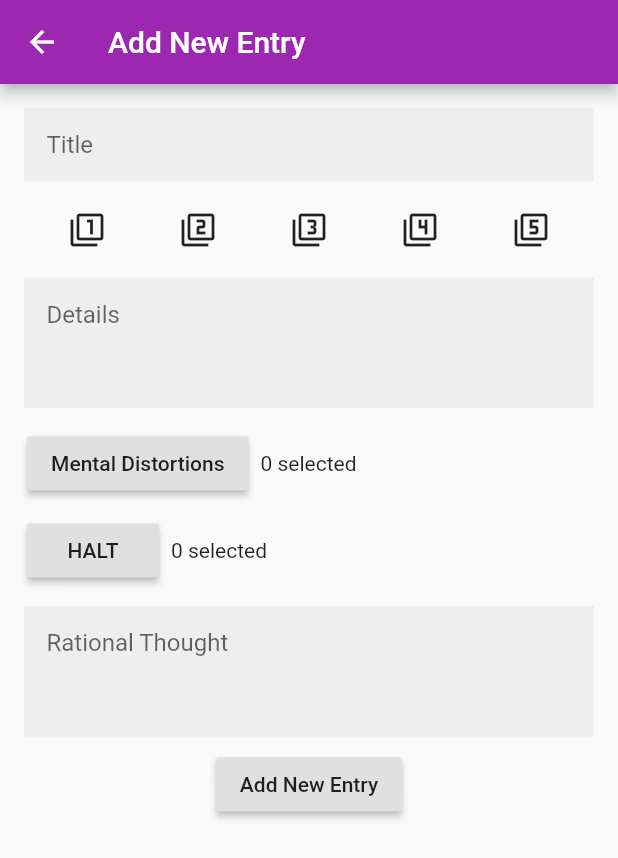
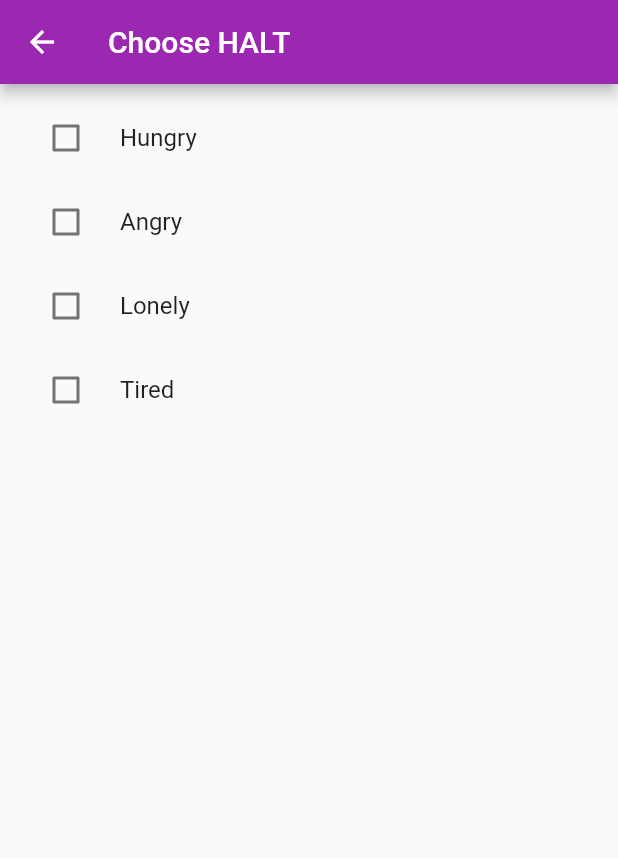
Before and after one commit to rnavroze/simple-thoughts-journal, a Flutter app: the AddNewEntry screen opened directly with empty values, after a tap on "HALT", on a phone screen of 412 x 824 dp. Shown: the top 858 px of the screen. Run offline on Flutter 3.47's test engine with Material 2 defaults, Android fonts, the phone set to English and light mode, and no system bars; our stand-ins replace flutter_markdown.

```diff
--- a/assets/distortions.json
+++ b/assets/distortions.json
@@ -12,13 +12,13 @@
   },
   {
     "id": 2,
-    "name": "Mental Filter",
+    "name": "Mentally Filtering",
     "description": [
       "Only paying attention to certain types of evidence.",
       "",
       "Noticing our failures but not seeing our successes."
     ],
-    "icon": "mental_filter.png"
+    "icon": "mentally_filtering.png"
   },
   {
     "id": 3,
--- /dev/null
+++ b/lib/halt.dart
@@ -0,0 +1,38 @@
+import 'dart:convert';
+
+import 'package:flutter/material.dart';
+
+class HALT extends StatefulWidget {
+  final Function notifyParent;
+  final Map halt;
+
+  HALT({Key key, @required this.notifyParent, @required this.halt}) : super(key: key);
+
+  @override
+  _HALTState createState() => _HALTState();
+}
+
+class _HALTState extends State<HALT> {
+  @override
+  Widget build(BuildContext context) {
+    Map halt = widget.halt;
+
+    return Scaffold(
+        appBar: AppBar(title: Text('Choose HALT')),
+        body: Padding(
+            padding: EdgeInsets.all(8.0),
+            child: Column(children: [
+              ...halt.keys.map((k) => CheckboxListTile(
+                    title: Text(k.toString().substring(0, 1).toUpperCase() + k.toString().substring(1)),
+                    value: halt[k],
+                    onChanged: (newValue) {
+                      setState(() {
+                        halt[k] = newValue;
+                        widget.notifyParent(halt);
+                      });
+                    },
+                    controlAffinity: ListTileControlAffinity.leading, //  <-- leading Checkbox
+                  )),
+            ])));
+  }
+}
--- a/lib/new_entry.dart
+++ b/lib/new_entry.dart
@@ -1,36 +1,42 @@
 import 'package:flutter/foundation.dart';
 import 'package:flutter/material.dart';
+import 'package:mood_journal/halt.dart';
 import 'package:mood_journal/mental_distortions.dart';
 
-class JournalEntry {
-  String title;
-  int level;
-
-  String details;
-  List thoughts;
-  List halt;
-  String rationalThought;
-
-  JournalEntry({this.title, this.level, this.details, this.thoughts, this.halt, this.rationalThought});
-}
+import 'journal_entry.dart';
 
 class AddNewEntry extends StatefulWidget {
   final Function notifyParent;
+  final JournalEntry existingEntry;
 
-  AddNewEntry({Key key, @required this.notifyParent}) : super(key: key);
+  AddNewEntry({Key key, @required this.notifyParent, this.existingEntry}) : super(key: key);
 
   @override
-  _AddNewEntryState createState() => _AddNewEntryState();
+  _AddNewEntryState createState() => _AddNewEntryState(this.existingEntry);
 }
 
 class _AddNewEntryState extends State<AddNewEntry> {
   final _formKey = GlobalKey<FormState>();
   JournalEntry _journalEntry = new JournalEntry();
-  Set distortionIds = Set();
+
+  _AddNewEntryState(JournalEntry existingEntry) {
+    if (existingEntry != null) {
+      _journalEntry = existingEntry;
+    } else {
+      _journalEntry.distortions = Set();
+      _journalEntry.halt = {'hungry': false, 'angry': false, 'lonely': false, 'tired': false};
+    }
+  }
 
   void updateDistortions(Set distortionIds) {
     setState(() {
-      this.distortionIds = distortionIds;
+      _journalEntry.distortions = distortionIds;
+    });
+  }
+
+  void updateHALT(Map halt) {
+    setState(() {
+      _journalEntry.halt = halt;
     });
   }
 
@@ -55,6 +61,7 @@ class _AddNewEntryState extends State<AddNewEntry> {
                         children: <Widget>[
                           CustomTextFormField(
                             hintText: 'Title',
+                            value: _journalEntry.title,
                             validator: (String value) {
                               if (value.isEmpty) {
                                 return 'Enter title';
@@ -87,6 +94,7 @@ class _AddNewEntryState extends State<AddNewEntry> {
                           ),
                           CustomTextFormField(
                             hintText: 'Details',
+                            value: _journalEntry.details,
                             maxLines: 3,
                             validator: (String value) {
                               if (value.isEmpty) {
@@ -108,32 +116,35 @@ class _AddNewEntryState extends State<AddNewEntry> {
                                           context,
                                           MaterialPageRoute(
                                               builder: (context) => MentalDistortions(
-                                                  notifyParent: updateDistortions, distortionIds: this.distortionIds)),
+                                                  notifyParent: updateDistortions,
+                                                  distortionIds: _journalEntry.distortions)),
                                         );
                                       },
                                       child: Text('Mental Distortions'))),
-                              Text('${distortionIds.length.toString()} selected')
+                              Text('${_journalEntry.distortions.length.toString()} selected')
                             ],
                           ),
                           Row(
                             children: <Widget>[
                               Padding(
-                                padding: const EdgeInsets.fromLTRB(10.0, 5.0, 8.0, 5.0),
-                                child: RaisedButton(onPressed: () {}, child: Text('HALT')),
-                              ),
-                              Text('0 selected')
+                                  padding: const EdgeInsets.fromLTRB(10.0, 5.0, 8.0, 5.0),
+                                  child: RaisedButton(
+                                      onPressed: () {
+                                        Navigator.push(
+                                          context,
+                                          MaterialPageRoute(
+                                              builder: (context) =>
+                                                  HALT(notifyParent: updateHALT, halt: _journalEntry.halt)),
+                                        );
+                                      },
+                                      child: Text('HALT'))),
+                              Text(
+                                  '${(Map.from(_journalEntry.halt)..removeWhere((k, v) => v == false)).length.toString()} selected')
                             ],
                           ),
-//                  Row(
-//                    mainAxisAlignment: MainAxisAlignment.spaceEvenly,
-//                    children: <Widget>[
-//                      RaisedButton(
-//                          onPressed: () {}, child: Text('Mental Distortions')),
-//                      RaisedButton(onPressed: () {}, child: Text('HALT')),
-//                    ],
-//                  ),
                           CustomTextFormField(
                             hintText: 'Rational Thought',
+                            value: _journalEntry.rationalThought,
                             maxLines: 3,
                             validator: (String value) {
                               if (value.isEmpty) {
@@ -149,7 +160,8 @@ class _AddNewEntryState extends State<AddNewEntry> {
                               onPressed: () {
                                 if (_formKey.currentState.validate()) {
                                   _formKey.currentState.save();
-                                  widget.notifyParent();
+                                  _journalEntry.date = DateTime.now();
+                                  widget.notifyParent(_journalEntry);
                                   Navigator.pop(context);
                                 }
                               },
@@ -173,8 +185,10 @@ class CustomTextFormField extends StatelessWidget {
   final bool isPassword;
   final bool isEmail;
   final int maxLines;
+  final String value;
 
   CustomTextFormField({
+    this.value,
     this.hintText,
     this.validator,
     this.onSaved,
@@ -188,6 +202,7 @@ class CustomTextFormField extends StatelessWidget {
     return Padding(
       padding: EdgeInsets.all(8.0),
       child: TextFormField(
+        initialValue: value,
         decoration: InputDecoration(
           hintText: hintText,
           contentPadding: EdgeInsets.all(15.0),
--- a/pubspec.yaml
+++ b/pubspec.yaml
@@ -24,6 +24,7 @@ dependencies:
   flutter:
     sdk: flutter
   flutter_markdown: ^0.4.2
+  intl: ^0.16.1
 
   # The following adds the Cupertino Icons font to your application.
   # Use with the CupertinoIcons class for iOS style icons.
```
Also changed, not shown: lib/journal_entry.dart (added, +12 -0 lines), lib/main.dart (+56 -22 lines), lib/mental_distortions.dart (+8 -26 lines), assets/all_or_nothing.png (added), assets/always_being_right.png (added), assets/control_fallacies.png (added), assets/disqualifying_the_positive.png (added), assets/emotional_reasoning.png (added), assets/fallacy_of_change.png (added), assets/fallacy_of_fairness.png (added), assets/heavens_reward_fallacy.png (added), assets/jumping_to_conclusions.png (added), assets/labelling.png (added), assets/mentally_filtering.png (added), 3 more files.
